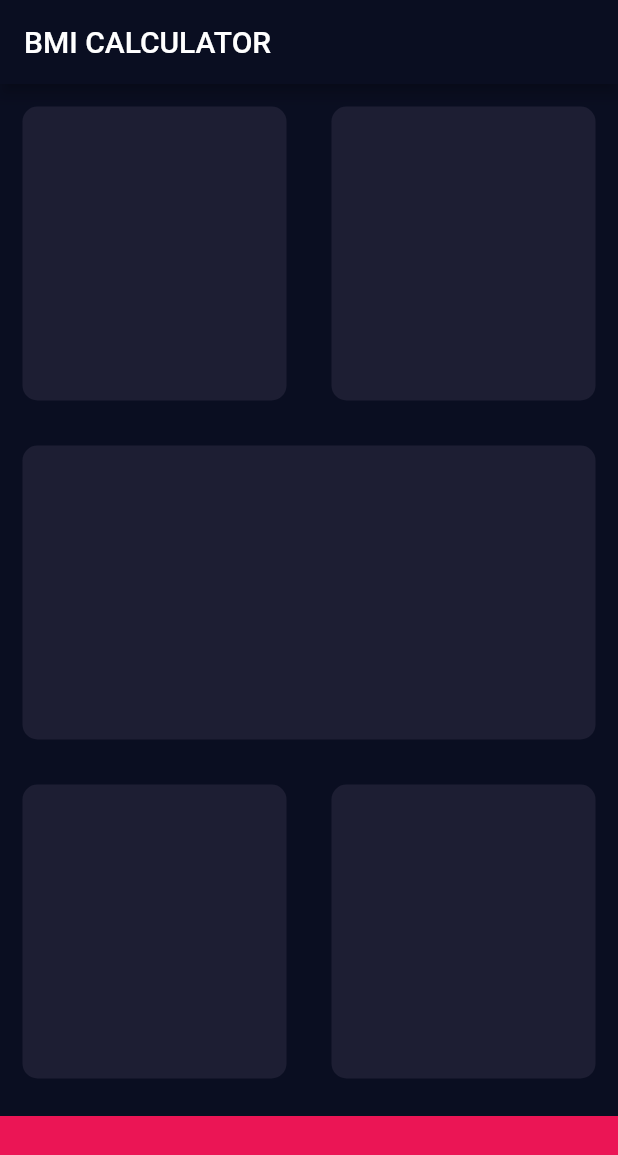
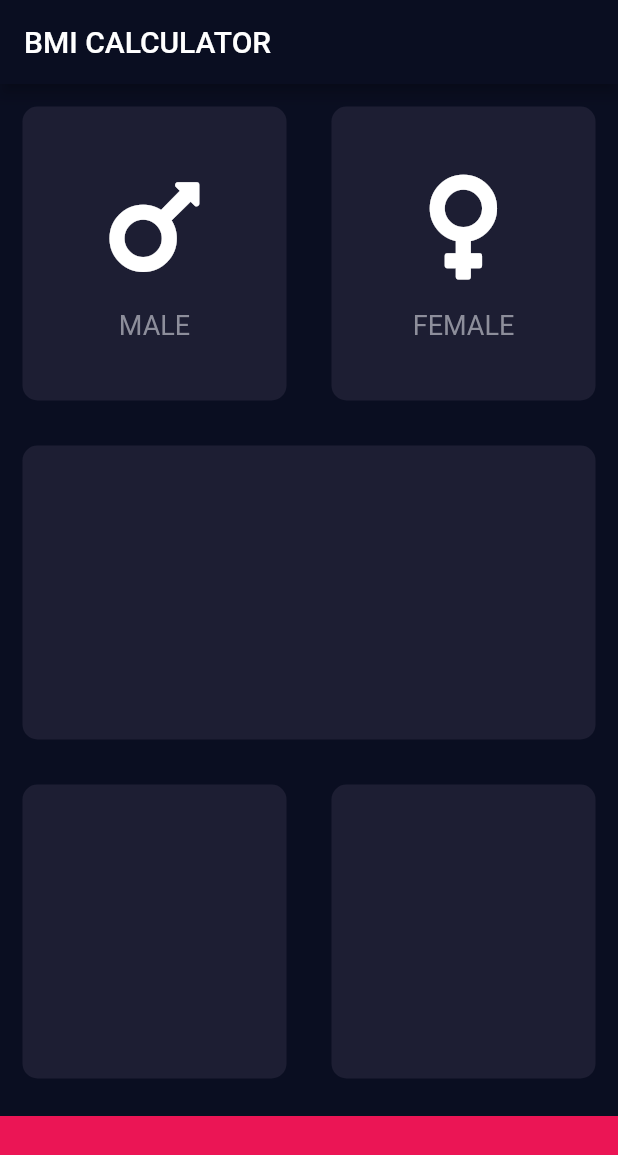
Before and after one commit to jaywonder20/bmi_flutter_app, a Flutter app: the screen it shows after launch, on a phone screen of 412 x 824 dp. Shown: the top 1155 px of the screen. Run offline on Flutter 3.47's test engine with Material 2 defaults, Android fonts, the phone set to English and light mode, and no system bars; our stand-ins replace font_awesome_flutter.

Commit message:
custom flutter widget On branch master  Changes to be committed: 	new file:   lib/icon_content.dart 	modified:   lib/input_page.dart 	new file:   lib/reusable_card.dart 	modified:   pubspec.yaml

```diff
--- /dev/null
+++ b/lib/icon_content.dart
@@ -0,0 +1,29 @@
+import 'package:flutter/material.dart';
+
+class IconColumnWidget extends StatelessWidget {
+  final IconData icon;
+  final String label;
+  IconColumnWidget({
+    this.icon,
+    this.label,
+  });
+
+  @override
+  Widget build(BuildContext context) {
+    var labelTextStyle = TextStyle(fontSize: 18.0, color: Color(0xFF8D8E9B));
+    return Column(
+      mainAxisAlignment: MainAxisAlignment.center,
+      children: <Widget>[
+        Icon(
+          icon,
+          size: 80.0,
+        ),
+        SizedBox(height: 15.0),
+        Text(
+          label,
+          style: labelTextStyle,
+        ),
+      ],
+    );
+  }
+}
--- a/lib/input_page.dart
+++ b/lib/input_page.dart
@@ -1,4 +1,8 @@
+import 'package:bmi_calculator/reusable_card.dart';
 import 'package:flutter/material.dart';
+import 'package:font_awesome_flutter/font_awesome_flutter.dart';
+
+import 'icon_content.dart';
 
 const bottomContainerHeight = 80.0;
 const activeCardColour = Color(0xFF1D1E33);
@@ -24,11 +28,19 @@ class _InputPageState extends State<InputPage> {
                 Expanded(
                   child: new ReusableCard(
                     colour: activeCardColour,
+                    cardChild: IconColumnWidget(
+                      icon: FontAwesomeIcons.mars,
+                      label: "MALE",
+                    ),
                   ),
                 ),
                 Expanded(
                   child: new ReusableCard(
                     colour: activeCardColour,
+                    cardChild: IconColumnWidget(
+                      icon: FontAwesomeIcons.venus,
+                      label: "FEMALE",
+                    ),
                   ),
                 )
               ],
@@ -66,20 +78,3 @@ class _InputPageState extends State<InputPage> {
     );
   }
 }
-
-class ReusableCard extends StatelessWidget {
-  final Color colour;
-
-  ReusableCard({@required this.colour});
-
-  @override
-  Widget build(BuildContext context) {
-    return Container(
-      margin: EdgeInsets.all(15),
-      decoration: BoxDecoration(
-        color: colour,
-        borderRadius: BorderRadius.circular(10),
-      ),
-    );
-  }
-}
--- /dev/null
+++ b/lib/reusable_card.dart
@@ -0,0 +1,20 @@
+import 'package:flutter/material.dart';
+
+class ReusableCard extends StatelessWidget {
+  final Color colour;
+  final Widget cardChild;
+
+  ReusableCard({@required this.colour, this.cardChild});
+
+  @override
+  Widget build(BuildContext context) {
+    return Container(
+      child: cardChild,
+      margin: EdgeInsets.all(15),
+      decoration: BoxDecoration(
+        color: colour,
+        borderRadius: BorderRadius.circular(10),
+      ),
+    );
+  }
+}
--- a/pubspec.yaml
+++ b/pubspec.yaml
@@ -11,6 +11,7 @@ dependencies:
     sdk: flutter
 
   cupertino_icons: ^0.1.2
+  font_awesome_flutter: ^8.4.0
 
 dev_dependencies:
   flutter_test:
```
